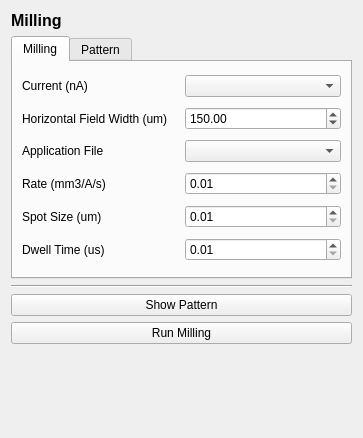
Before: the Qt Designer form fibsem/ui/qtdesigner_files/FibsemMillingWidgetui.ui in DeMarcoLab/fibsem, drawn with Qt 5.
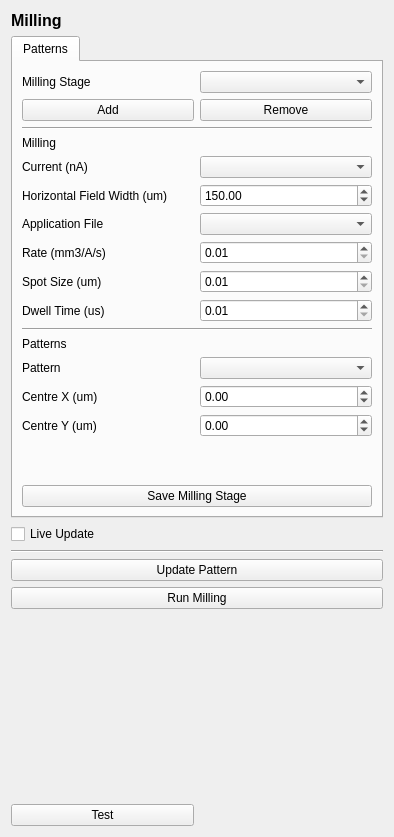
After: the same form once the commit is applied. The open tabs and pages were chosen to show the change.

Commit message: milling widget

Diff of the .ui file:
```diff
--- a/fibsem/ui/qtdesigner_files/FibsemMillingWidgetui.ui
+++ b/fibsem/ui/qtdesigner_files/FibsemMillingWidgetui.ui
@@ -6,22 +6,15 @@
    <rect>
     <x>0</x>
     <y>0</y>
-    <width>363</width>
-    <height>438</height>
+    <width>394</width>
+    <height>837</height>
    </rect>
   </property>
   <property name="windowTitle">
    <string>Form</string>
   </property>
   <layout class="QGridLayout" name="gridLayout">
-   <item row="10" column="0" colspan="2">
-    <widget class="Line" name="line">
-     <property name="orientation">
-      <enum>Qt::Horizontal</enum>
-     </property>
-    </widget>
-   </item>
-   <item row="19" column="0" colspan="2">
+   <item row="29" column="0" colspan="2">
     <spacer name="verticalSpacer">
      <property name="orientation">
       <enum>Qt::Vertical</enum>
@@ -34,14 +27,42 @@
      </property>
     </spacer>
    </item>
-   <item row="17" column="0" colspan="2">
+   <item row="18" column="0">
+    <widget class="QCheckBox" name="checkBox_live_update">
+     <property name="text">
+      <string>Live Update</string>
+     </property>
+    </widget>
+   </item>
+   <item row="0" column="0" colspan="2">
+    <widget class="QLabel" name="label_title">
+     <property name="font">
+      <font>
+       <pointsize>12</pointsize>
+       <weight>75</weight>
+       <bold>true</bold>
+      </font>
+     </property>
+     <property name="text">
+      <string>Milling</string>
+     </property>
+    </widget>
+   </item>
+   <item row="19" column="0" colspan="2">
+    <widget class="Line" name="line">
+     <property name="orientation">
+      <enum>Qt::Horizontal</enum>
+     </property>
+    </widget>
+   </item>
+   <item row="26" column="0" colspan="2">
     <widget class="QPushButton" name="pushButton">
      <property name="text">
-      <string>Show Pattern</string>
+      <string>Update Pattern</string>
      </property>
     </widget>
    </item>
-   <item row="9" column="0" colspan="2">
+   <item row="17" column="0" colspan="2">
     <widget class="QTabWidget" name="tabWidget">
      <property name="minimumSize">
       <size>
@@ -50,60 +71,28 @@
       </size>
      </property>
      <property name="currentIndex">
-      <number>1</number>
+      <number>0</number>
      </property>
-     <widget class="QWidget" name="tab_milling">
+     <widget class="QWidget" name="tab_patterns">
       <attribute name="title">
-       <string>Milling</string>
+       <string>Patterns</string>
       </attribute>
-      <layout class="QGridLayout" name="gridLayout_2">
-       <item row="3" column="1">
-        <widget class="QComboBox" name="comboBox_application_file"/>
-       </item>
-       <item row="5" column="1">
-        <widget class="QDoubleSpinBox" name="doubleSpinBox_spot_size">
-         <property name="minimum">
-          <double>0.010000000000000</double>
-         </property>
-         <property name="singleStep">
-          <double>0.010000000000000</double>
+      <layout class="QGridLayout" name="gridLayout_4">
+       <item row="2" column="0">
+        <widget class="QPushButton" name="pushButton_add_milling_stage">
+         <property name="text">
+          <string>Add</string>
          </property>
         </widget>
        </item>
        <item row="2" column="1">
-        <widget class="QDoubleSpinBox" name="doubleSpinBox_hfw">
-         <property name="minimum">
-          <double>10.000000000000000</double>
-         </property>
-         <property name="maximum">
-          <double>2700.000000000000000</double>
-         </property>
-         <property name="value">
-          <double>150.000000000000000</double>
-         </property>
-        </widget>
-       </item>
-       <item row="0" column="0">
-        <widget class="QLabel" name="label_milling_current">
+        <widget class="QPushButton" name="pushButton_remove_milling_stage">
          <property name="text">
-          <string>Current (nA)</string>
+          <string>Remove</string>
          </property>
         </widget>
        </item>
-       <item row="6" column="1">
-        <widget class="QDoubleSpinBox" name="doubleSpinBox_dwell_time">
-         <property name="minimum">
-          <double>0.010000000000000</double>
-         </property>
-         <property name="singleStep">
-          <double>0.010000000000000</double>
-         </property>
-        </widget>
-       </item>
-       <item row="0" column="1">
-        <widget class="QComboBox" name="comboBox_milling_current"/>
-       </item>
-       <item row="4" column="1">
+       <item row="8" column="1">
         <widget class="QDoubleSpinBox" name="doubleSpinBox_rate">
          <property name="minimum">
           <double>0.010000000000000</double>
@@ -113,98 +102,58 @@
          </property>
         </widget>
        </item>
-       <item row="2" column="0">
-        <widget class="QLabel" name="label_hfw">
-         <property name="text">
-          <string>Horizontal Field Width (um)</string>
+       <item row="10" column="1">
+        <widget class="QDoubleSpinBox" name="doubleSpinBox_spot_size">
+         <property name="minimum">
+          <double>0.010000000000000</double>
          </property>
+         <property name="singleStep">
+          <double>0.010000000000000</double>
+         </property>
         </widget>
        </item>
-       <item row="3" column="0">
-        <widget class="QLabel" name="label_application_file">
+       <item row="12" column="0" colspan="2">
+        <widget class="QLabel" name="label_patterns_header">
          <property name="text">
-          <string>Application File</string>
+          <string>Patterns</string>
          </property>
         </widget>
        </item>
-       <item row="4" column="0">
+       <item row="7" column="1">
+        <widget class="QComboBox" name="comboBox_application_file"/>
+       </item>
+       <item row="8" column="0">
         <widget class="QLabel" name="label_rate">
          <property name="text">
           <string>Rate (mm3/A/s)</string>
          </property>
         </widget>
        </item>
-       <item row="5" column="0">
-        <widget class="QLabel" name="label_spot_size">
-         <property name="text">
-          <string>Spot Size (um)</string>
-         </property>
-        </widget>
-       </item>
-       <item row="6" column="0">
-        <widget class="QLabel" name="label_dwell_time">
-         <property name="text">
-          <string>Dwell Time (us)</string>
-         </property>
-        </widget>
-       </item>
-      </layout>
-     </widget>
-     <widget class="QWidget" name="tab_pattern">
-      <attribute name="title">
-       <string>Pattern</string>
-      </attribute>
-      <layout class="QGridLayout" name="gridLayout_3">
-       <item row="2" column="0">
+       <item row="15" column="0">
         <widget class="QLabel" name="label_centre_y">
          <property name="text">
           <string>Centre Y (um)</string>
          </property>
         </widget>
        </item>
-       <item row="3" column="1">
-        <widget class="QDoubleSpinBox" name="doubleSpinBox_width">
-         <property name="minimum">
-          <double>0.100000000000000</double>
-         </property>
-         <property name="maximum">
-          <double>100000000000.000000000000000</double>
-         </property>
-         <property name="singleStep">
-          <double>0.100000000000000</double>
-         </property>
-         <property name="value">
-          <double>10.000000000000000</double>
-         </property>
-        </widget>
+       <item row="5" column="1">
+        <widget class="QComboBox" name="comboBox_milling_current"/>
        </item>
-       <item row="0" column="1">
-        <widget class="QComboBox" name="comboBox_pattern"/>
-       </item>
-       <item row="4" column="1">
-        <widget class="QDoubleSpinBox" name="doubleSpinBox_height">
-         <property name="minimum">
-          <double>0.100000000000000</double>
+       <item row="11" column="0" colspan="2">
+        <widget class="Line" name="line_2">
+         <property name="orientation">
+          <enum>Qt::Horizontal</enum>
          </property>
-         <property name="maximum">
-          <double>100000000000000.000000000000000</double>
-         </property>
-         <property name="singleStep">
-          <double>0.100000000000000</double>
-         </property>
-         <property name="value">
-          <double>5.000000000000000</double>
-         </property>
         </widget>
        </item>
-       <item row="1" column="0">
-        <widget class="QLabel" name="label_centre_x">
-         <property name="text">
-          <string>Centre X (um)</string>
+       <item row="3" column="0" colspan="2">
+        <widget class="Line" name="line_3">
+         <property name="orientation">
+          <enum>Qt::Horizontal</enum>
          </property>
         </widget>
        </item>
-       <item row="1" column="1">
+       <item row="14" column="1">
         <widget class="QDoubleSpinBox" name="doubleSpinBox_centre_x">
          <property name="minimum">
           <double>-9999999999999999583119736832.000000000000000</double>
@@ -217,21 +166,17 @@
          </property>
         </widget>
        </item>
-       <item row="3" column="0">
-        <widget class="QLabel" name="label_width">
-         <property name="text">
-          <string>Width (um)</string>
+       <item row="9" column="1">
+        <widget class="QDoubleSpinBox" name="doubleSpinBox_dwell_time">
+         <property name="minimum">
+          <double>0.010000000000000</double>
          </property>
-        </widget>
-       </item>
-       <item row="5" column="0">
-        <widget class="QLabel" name="label_depth">
-         <property name="text">
-          <string>Depth (um)</string>
+         <property name="singleStep">
+          <double>0.010000000000000</double>
          </property>
         </widget>
        </item>
-       <item row="2" column="1">
+       <item row="15" column="1">
         <widget class="QDoubleSpinBox" name="doubleSpinBox_centre_y">
          <property name="minimum">
           <double>-10000000000000000.000000000000000</double>
@@ -244,71 +189,139 @@
          </property>
         </widget>
        </item>
-       <item row="5" column="1">
-        <widget class="QDoubleSpinBox" name="doubleSpinBox_depth">
+       <item row="14" column="0">
+        <widget class="QLabel" name="label_centre_x">
+         <property name="text">
+          <string>Centre X (um)</string>
+         </property>
+        </widget>
+       </item>
+       <item row="13" column="1">
+        <widget class="QComboBox" name="comboBox_patterns"/>
+       </item>
+       <item row="6" column="1">
+        <widget class="QDoubleSpinBox" name="doubleSpinBox_hfw">
          <property name="minimum">
-          <double>0.100000000000000</double>
+          <double>10.000000000000000</double>
          </property>
          <property name="maximum">
-          <double>10000000000.000000000000000</double>
-         </property>
-         <property name="singleStep">
-          <double>0.100000000000000</double>
+          <double>2700.000000000000000</double>
          </property>
          <property name="value">
-          <double>2.000000000000000</double>
+          <double>150.000000000000000</double>
          </property>
         </widget>
        </item>
-       <item row="4" column="0">
-        <widget class="QLabel" name="label_height">
+       <item row="6" column="0">
+        <widget class="QLabel" name="label_hfw">
          <property name="text">
-          <string>Height (um)</string>
+          <string>Horizontal Field Width (um)</string>
          </property>
         </widget>
        </item>
-       <item row="0" column="0">
-        <widget class="QLabel" name="label_pattern">
+       <item row="16" column="0" colspan="2">
+        <layout class="QGridLayout" name="gridLayout_patterns"/>
+       </item>
+       <item row="1" column="0">
+        <widget class="QLabel" name="label_milling_stage">
+         <property name="text">
+          <string>Milling Stage</string>
+         </property>
+        </widget>
+       </item>
+       <item row="7" column="0">
+        <widget class="QLabel" name="label_application_file">
+         <property name="text">
+          <string>Application File</string>
+         </property>
+        </widget>
+       </item>
+       <item row="1" column="1">
+        <widget class="QComboBox" name="comboBox_milling_stage"/>
+       </item>
+       <item row="9" column="0">
+        <widget class="QLabel" name="label_spot_size">
+         <property name="text">
+          <string>Spot Size (um)</string>
+         </property>
+        </widget>
+       </item>
+       <item row="13" column="0">
+        <widget class="QLabel" name="label_pattern_set">
          <property name="text">
           <string>Pattern</string>
          </property>
         </widget>
        </item>
-       <item row="6" column="0">
-        <widget class="QLabel" name="label">
+       <item row="5" column="0">
+        <widget class="QLabel" name="label_milling_current">
          <property name="text">
-          <string>Scan direction</string>
+          <string>Current (nA)</string>
          </property>
         </widget>
        </item>
-       <item row="6" column="1">
-        <widget class="QComboBox" name="scan_direction"/>
+       <item row="4" column="0" colspan="2">
+        <widget class="QLabel" name="label_milling_header">
+         <property name="text">
+          <string>Milling</string>
+         </property>
+        </widget>
+       </item>
+       <item row="17" column="0" colspan="2">
+        <spacer name="verticalSpacer_2">
+         <property name="orientation">
+          <enum>Qt::Vertical</enum>
+         </property>
+         <property name="sizeHint" stdset="0">
+          <size>
+           <width>20</width>
+           <height>40</height>
+          </size>
+         </property>
+        </spacer>
+       </item>
+       <item row="10" column="0">
+        <widget class="QLabel" name="label_dwell_time">
+         <property name="text">
+          <string>Dwell Time (us)</string>
+         </property>
+        </widget>
+       </item>
+       <item row="18" column="0" colspan="2">
+        <widget class="QPushButton" name="pushButton_save_milling_stage">
+         <property name="text">
+          <string>Save Milling Stage</string>
+         </property>
+        </widget>
        </item>
       </layout>
      </widget>
     </widget>
    </item>
-   <item row="0" column="0" colspan="2">
-    <widget class="QLabel" name="label_title">
-     <property name="font">
-      <font>
-       <pointsize>12</pointsize>
-       <weight>75</weight>
-       <bold>true</bold>
-      </font>
-     </property>
+   <item row="28" column="0" colspan="2">
+    <widget class="QLabel" name="label_info">
      <property name="text">
-      <string>Milling</string>
+      <string/>
+     </property>
+     <property name="wordWrap">
+      <bool>true</bool>
      </property>
     </widget>
    </item>
-   <item row="18" column="0" colspan="2">
+   <item row="27" column="0" colspan="2">
     <widget class="QPushButton" name="pushButton_run_milling">
      <property name="text">
       <string>Run Milling</string>
      </property>
     </widget>
    </item>
+   <item row="30" column="0">
+    <widget class="QPushButton" name="pushButton_test_button">
+     <property name="text">
+      <string>Test</string>
+     </property>
+    </widget>
+   </item>
   </layout>
  </widget>
  <resources/>
```
The commit also changes 1 other file.
